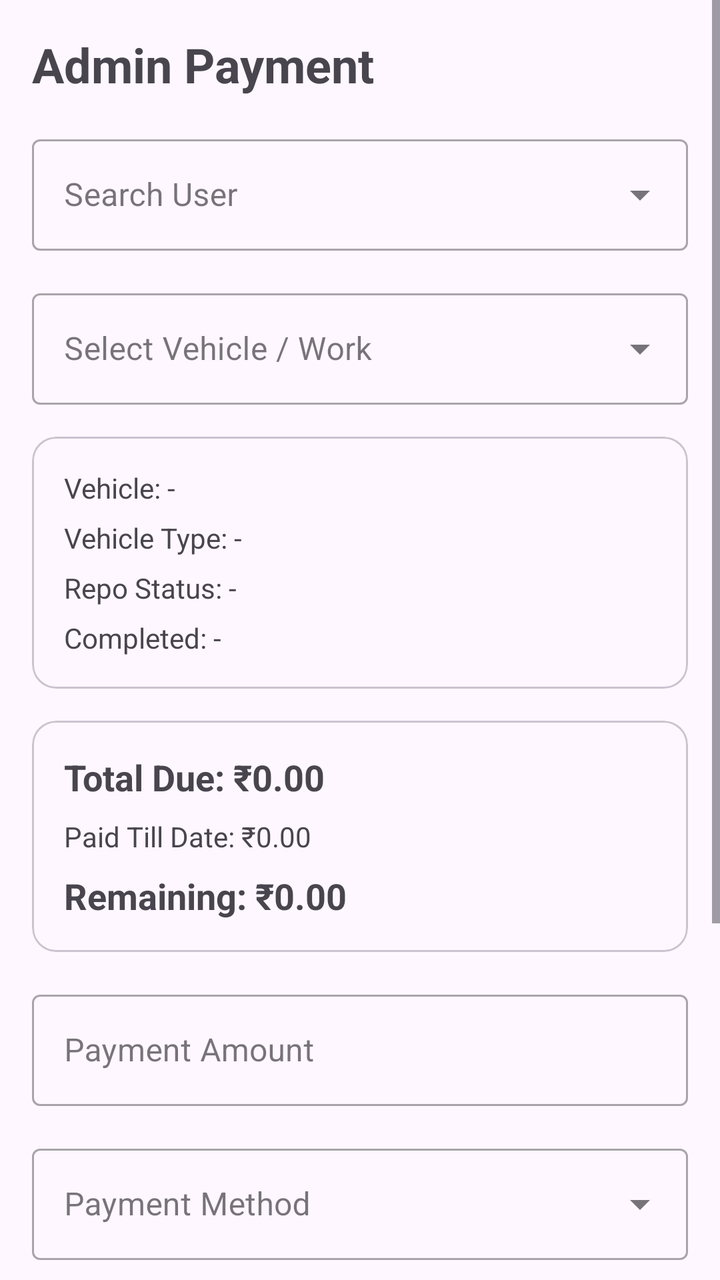
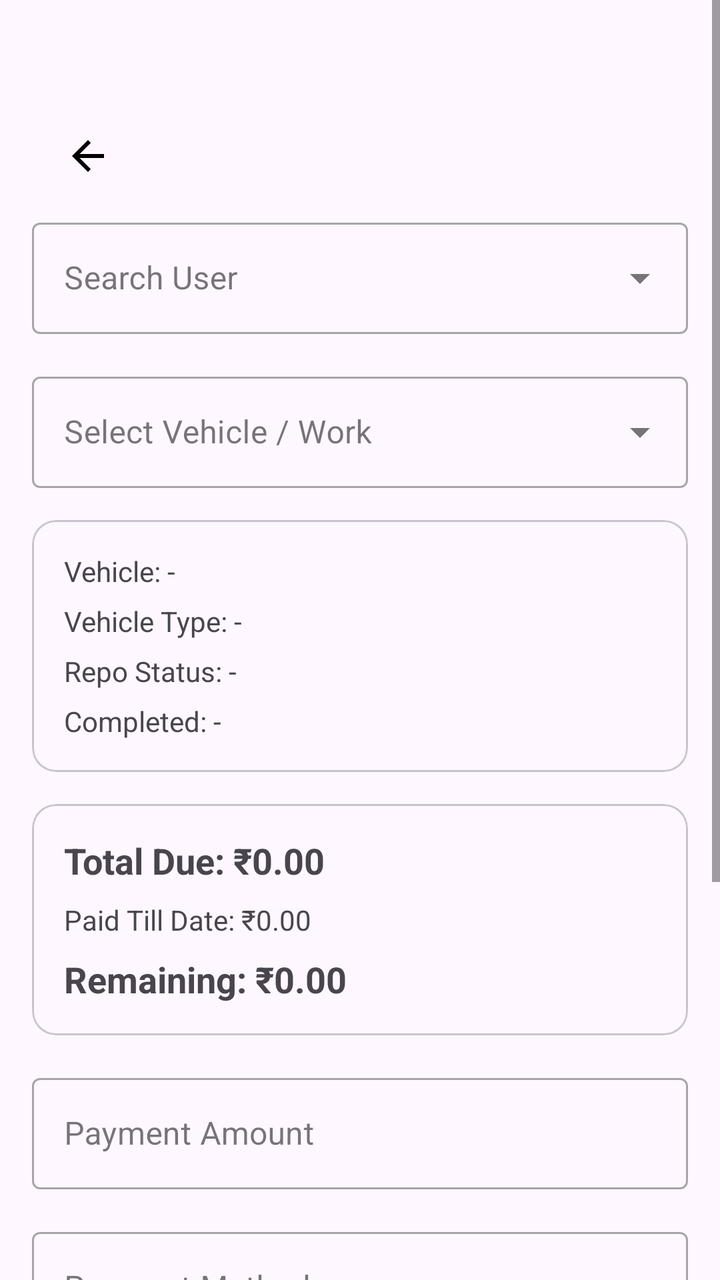

An Android layout rendered at two revisions. The XML below is the earlier revision; the diff shows what the commit changed to produce the second picture.
<!-- AndroidManifest.xml: application theme Theme.RepoMaster -->
<!-- res/layout/activity_admin_payment.xml -->
<?xml version="1.0" encoding="utf-8"?>
<ScrollView xmlns:android="http://schemas.android.com/apk/res/android"
    xmlns:app="http://schemas.android.com/apk/res-auto"
    android:layout_width="match_parent"
    android:layout_height="match_parent"
    android:fillViewport="true">

    <LinearLayout
        android:layout_width="match_parent"
        android:layout_height="wrap_content"
        android:orientation="vertical"
        android:padding="16dp">

        
        
        

        <TextView
            android:layout_width="wrap_content"
            android:layout_height="wrap_content"
            android:text="Admin Payment"
            android:textSize="24sp"
            android:textStyle="bold"
            android:layout_marginBottom="16dp" />

        
        
        

        <com.google.android.material.textfield.TextInputLayout
            android:id="@+id/layoutUserSearch"
            style="@style/Widget.MaterialComponents.TextInputLayout.OutlinedBox.ExposedDropdownMenu"
            android:layout_width="match_parent"
            android:layout_height="wrap_content"
            android:hint="Search User">

            <AutoCompleteTextView
                android:id="@+id/autoUser"
                android:layout_width="match_parent"
                android:layout_height="wrap_content"
                android:inputType="text"
                android:completionThreshold="1" />

        </com.google.android.material.textfield.TextInputLayout>

        
        
        

        <com.google.android.material.textfield.TextInputLayout
            android:id="@+id/layoutVehicle"
            style="@style/Widget.MaterialComponents.TextInputLayout.OutlinedBox.ExposedDropdownMenu"
            android:layout_width="match_parent"
            android:layout_height="wrap_content"
            android:layout_marginTop="16dp"
            android:hint="Select Vehicle / Work">

            <AutoCompleteTextView
                android:id="@+id/autoVehicle"
                android:layout_width="match_parent"
                android:layout_height="wrap_content"
                android:inputType="none" />

        </com.google.android.material.textfield.TextInputLayout>

        
        
        

        <com.google.android.material.card.MaterialCardView
            android:id="@+id/cardVehicleInfo"
            android:layout_width="match_parent"
            android:layout_height="wrap_content"
            android:layout_marginTop="16dp"
            app:cardCornerRadius="12dp">

            <LinearLayout
                android:layout_width="match_parent"
                android:layout_height="wrap_content"
                android:orientation="vertical"
                android:padding="16dp">

                <TextView
                    android:id="@+id/txtVehicleNumber"
                    android:layout_width="match_parent"
                    android:layout_height="wrap_content"
                    android:text="Vehicle: -" />

                <TextView
                    android:id="@+id/txtVehicleType"
                    android:layout_width="match_parent"
                    android:layout_height="wrap_content"
                    android:layout_marginTop="6dp"
                    android:text="Vehicle Type: -" />

                <TextView
                    android:id="@+id/txtWorkType"
                    android:layout_width="match_parent"
                    android:layout_height="wrap_content"
                    android:layout_marginTop="6dp"
                    android:text="Repo Status: -" />

                <TextView
                    android:id="@+id/txtCompletedAt"
                    android:layout_width="match_parent"
                    android:layout_height="wrap_content"
                    android:layout_marginTop="6dp"
                    android:text="Completed: -" />

            </LinearLayout>

        </com.google.android.material.card.MaterialCardView>

        
        
        

        <com.google.android.material.card.MaterialCardView
            android:id="@+id/cardCalculation"
            android:layout_width="match_parent"
            android:layout_height="wrap_content"
            android:layout_marginTop="16dp"
            app:cardCornerRadius="12dp">

            <LinearLayout
                android:layout_width="match_parent"
                android:layout_height="wrap_content"
                android:orientation="vertical"
                android:padding="16dp">

                <TextView
                    android:id="@+id/txtTotalAmount"
                    android:layout_width="match_parent"
                    android:layout_height="wrap_content"
                    android:text="Total Due: ₹0.00"
                    android:textSize="18sp"
                    android:textStyle="bold" />

                <TextView
                    android:id="@+id/txtPaidAmount"
                    android:layout_width="match_parent"
                    android:layout_height="wrap_content"
                    android:layout_marginTop="8dp"
                    android:text="Paid Till Date: ₹0.00" />

                <TextView
                    android:id="@+id/txtRemainingAmount"
                    android:layout_width="match_parent"
                    android:layout_height="wrap_content"
                    android:layout_marginTop="8dp"
                    android:text="Remaining: ₹0.00"
                    android:textSize="18sp"
                    android:textStyle="bold" />

            </LinearLayout>

        </com.google.android.material.card.MaterialCardView>

        
        
        

        <com.google.android.material.textfield.TextInputLayout
            android:id="@+id/layoutPaymentAmount"
            style="@style/Widget.MaterialComponents.TextInputLayout.OutlinedBox"
            android:layout_width="match_parent"
            android:layout_height="wrap_content"
            android:layout_marginTop="16dp"
            android:hint="Payment Amount">

            <com.google.android.material.textfield.TextInputEditText
                android:id="@+id/edtPaymentAmount"
                android:layout_width="match_parent"
                android:layout_height="wrap_content"
                android:inputType="numberDecimal" />

        </com.google.android.material.textfield.TextInputLayout>

        
        
        

        <com.google.android.material.textfield.TextInputLayout
            android:id="@+id/layoutPaymentMethod"
            style="@style/Widget.MaterialComponents.TextInputLayout.OutlinedBox.ExposedDropdownMenu"
            android:layout_width="match_parent"
            android:layout_height="wrap_content"
            android:layout_marginTop="16dp"
            android:hint="Payment Method">

            <AutoCompleteTextView
                android:id="@+id/autoPaymentMethod"
                android:layout_width="match_parent"
                android:layout_height="wrap_content"
                android:inputType="none" />

        </com.google.android.material.textfield.TextInputLayout>

        
        
        

        <com.google.android.material.textfield.TextInputLayout
            android:id="@+id/layoutRemarks"
            style="@style/Widget.MaterialComponents.TextInputLayout.OutlinedBox"
            android:layout_width="match_parent"
            android:layout_height="wrap_content"
            android:layout_marginTop="16dp"
            android:hint="Remarks">

            <com.google.android.material.textfield.TextInputEditText
                android:id="@+id/edtRemarks"
                android:layout_width="match_parent"
                android:layout_height="wrap_content"
                android:gravity="top"
                android:minLines="3" />

        </com.google.android.material.textfield.TextInputLayout>

        
        
        

        <com.google.android.material.button.MaterialButton
            android:id="@+id/btnSubmitPayment"
            android:layout_width="match_parent"
            android:layout_height="wrap_content"
            android:layout_marginTop="20dp"
            android:text="Submit Payment" />

        
        
        

        <com.google.android.material.button.MaterialButton
            android:id="@+id/btnPaymentHistory"
            style="@style/Widget.MaterialComponents.Button.OutlinedButton"
            android:layout_width="match_parent"
            android:layout_height="wrap_content"
            android:layout_marginTop="10dp"
            android:text="View User Payment History" />

        
        
        

        <ProgressBar
            android:id="@+id/progressBar"
            android:layout_width="wrap_content"
            android:layout_height="wrap_content"
            android:layout_gravity="center"
            android:layout_marginTop="16dp"
            android:visibility="gone" />

    </LinearLayout>

</ScrollView>
<!-- resources referenced by this layout -->
<resources>
  <style name="Theme.RepoMaster" parent="Base.Theme.RepoMaster" />
  <style name="Base.Theme.RepoMaster" parent="Theme.Material3.DayNight.NoActionBar">
          
          
      </style>
</resources>

<!-- the commit's change to res/layout/activity_admin_payment.xml (unified diff, before → after) -->
@@ -15,13 +15,16 @@
         
         
 
-        <TextView
-            android:layout_width="wrap_content"
-            android:layout_height="wrap_content"
-            android:text="Admin Payment"
-            android:textSize="24sp"
-            android:textStyle="bold"
-            android:layout_marginBottom="16dp" />
+        <com.google.android.material.appbar.MaterialToolbar
+            android:id="@+id/toolbar"
+            android:layout_width="match_parent"
+            android:layout_height="90dp"
+            android:background="@android:color/transparent"
+            android:paddingTop="30dp"
+            android:title="Add Vehicle"
+            android:titleTextColor="@android:color/black"
+            app:navigationIcon="@drawable/baseline_arrow_back_24"
+            app:navigationIconTint="@color/black"/>
 
         
         
<!-- resource entries referenced after the edit -->
@@ -1,5 +1,12 @@
 <!-- resources referenced by this layout -->
 <resources>
+  <color name="black">#FF000000</color>
+  <!-- drawable baseline_arrow_back_24 (drawable) -->
+  <vector xmlns:android="http://schemas.android.com/apk/res/android" android:autoMirrored="true" android:height="24dp" android:tint="#FFFFFF" android:viewportHeight="24" android:viewportWidth="24" android:width="24dp">
+        
+      <path android:fillColor="@android:color/white" android:pathData="M20,11H7.83l5.59,-5.59L12,4l-8,8 8,8 1.41,-1.41L7.83,13H20v-2z"/>
+      
+  </vector>
   <style name="Theme.RepoMaster" parent="Base.Theme.RepoMaster" />
   <style name="Base.Theme.RepoMaster" parent="Theme.Material3.DayNight.NoActionBar">
           
